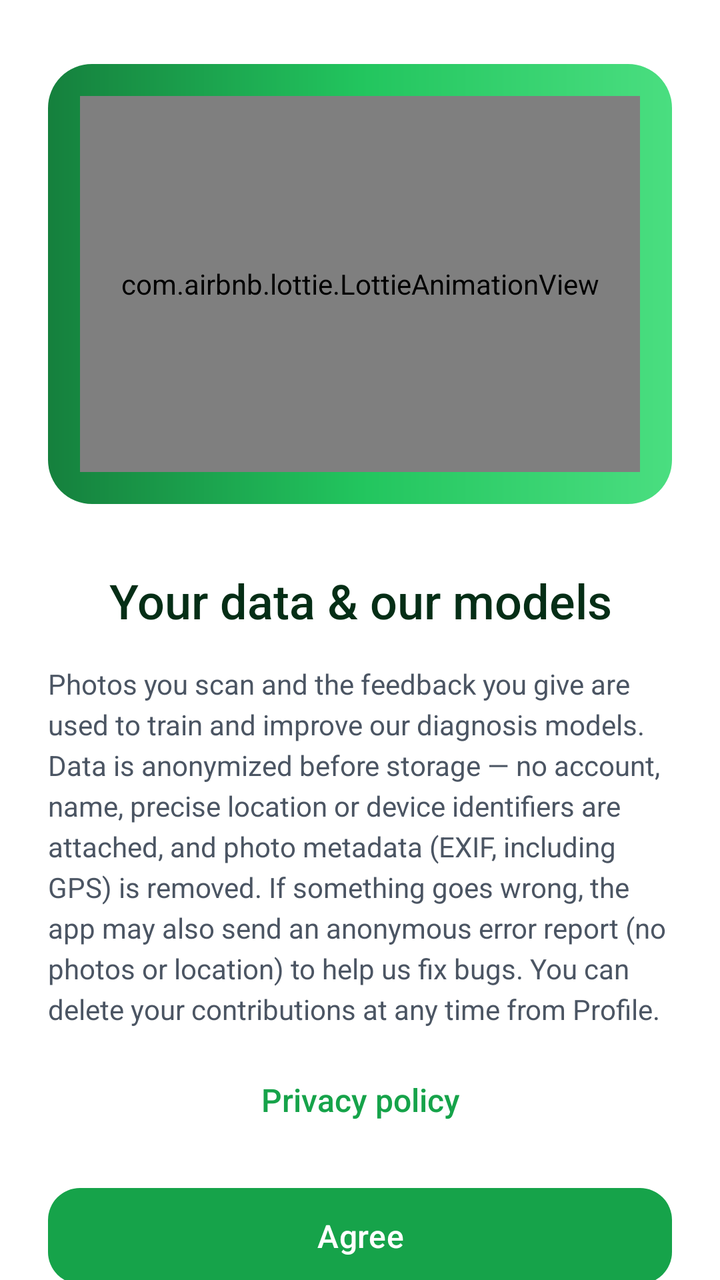
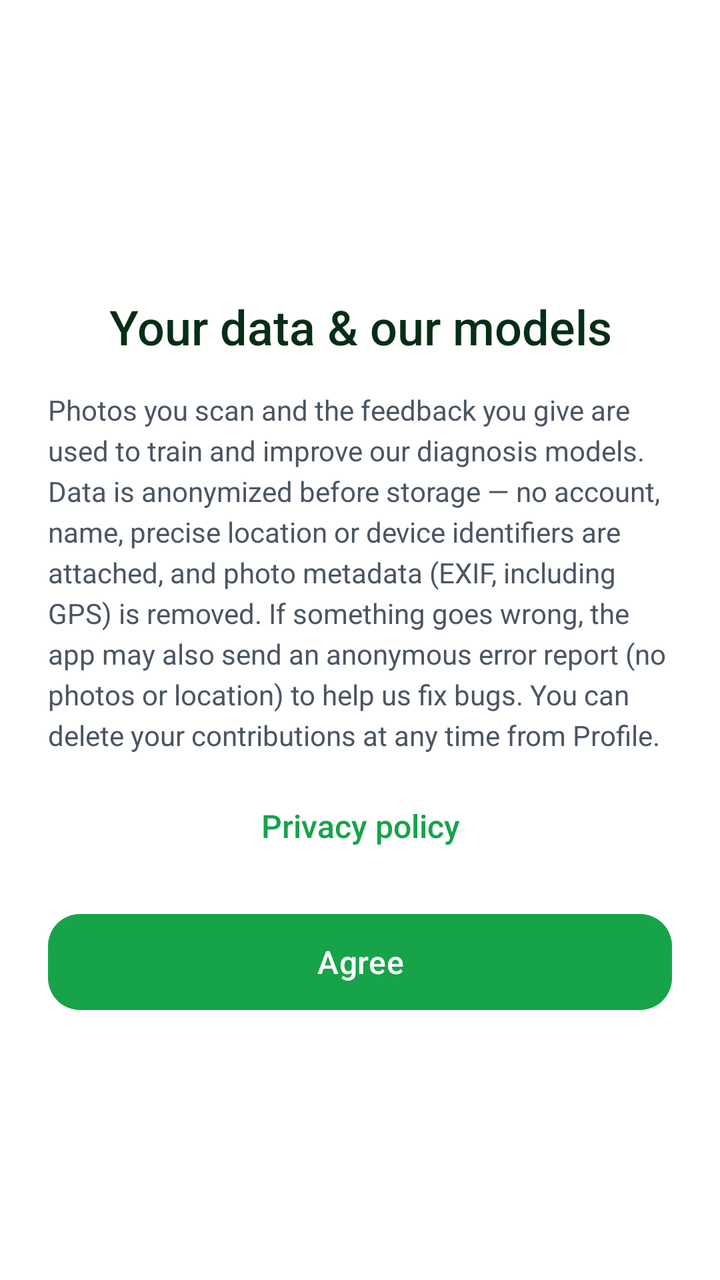

The first picture is an Android layout as it rendered before a commit; the second is the same layout after the commit. The layout source and the unified diff follow.
<!-- AndroidManifest.xml: application theme Theme.PlantDiseases -->
<!-- res/layout/activity_onboarding.xml -->
<?xml version="1.0" encoding="utf-8"?>
<ScrollView
    xmlns:android="http://schemas.android.com/apk/res/android"
    xmlns:app="http://schemas.android.com/apk/res-auto"
    android:layout_width="match_parent"
    android:layout_height="match_parent"
    android:background="@color/background"
    android:fillViewport="true"
    android:fitsSystemWindows="true"
    android:scrollbars="none">

    <LinearLayout
        android:layout_width="match_parent"
        android:layout_height="wrap_content"
        android:gravity="center_horizontal"
        android:orientation="vertical"
        android:paddingHorizontal="@dimen/space_2xl"
        android:paddingTop="@dimen/space_3xl"
        android:paddingBottom="@dimen/space_4xl">

        
        <FrameLayout
            android:layout_width="match_parent"
            android:layout_height="220dp"
            android:background="@drawable/bg_hero_card"
            android:elevation="@dimen/glass_elevation_soft"
            android:padding="@dimen/space_lg">

            <com.airbnb.lottie.LottieAnimationView
                android:id="@+id/consent_animation"
                android:layout_width="match_parent"
                android:layout_height="match_parent"
                android:importantForAccessibility="no"
                app:lottie_autoPlay="true"
                app:lottie_loop="true"
                app:lottie_rawRes="@raw/onboarding_diagnose" />

        </FrameLayout>

        <TextView
            android:id="@+id/consent_title"
            android:layout_width="match_parent"
            android:layout_height="wrap_content"
            android:layout_marginTop="@dimen/space_3xl"
            android:accessibilityHeading="true"
            android:fontFamily="sans-serif-medium"
            android:gravity="center"
            android:text="@string/consent_title"
            android:textColor="@color/on_surface"
            android:textSize="@dimen/text_headline" />

        <TextView
            android:id="@+id/consent_body"
            android:layout_width="match_parent"
            android:layout_height="wrap_content"
            android:layout_marginTop="@dimen/space_lg"
            android:lineSpacingExtra="4dp"
            android:text="@string/consent_body"
            android:textColor="@color/on_surface_secondary"
            android:textSize="@dimen/text_body" />

        <TextView
            android:id="@+id/consent_privacy_link"
            android:layout_width="wrap_content"
            android:layout_height="48dp"
            android:layout_marginTop="@dimen/space_md"
            android:clickable="true"
            android:focusable="true"
            android:fontFamily="sans-serif-medium"
            android:gravity="center"
            android:paddingHorizontal="@dimen/space_md"
            android:text="@string/consent_privacy_link"
            android:textColor="@color/primary"
            android:textSize="@dimen/text_title_sm" />

        <com.google.android.material.button.MaterialButton
            android:id="@+id/consent_agree"
            android:layout_width="match_parent"
            android:layout_height="56dp"
            android:layout_marginTop="@dimen/space_lg"
            android:text="@string/consent_agree"
            android:textSize="@dimen/text_title_sm"
            app:backgroundTint="@color/primary"
            app:cornerRadius="@dimen/radius_md" />

    </LinearLayout>

</ScrollView>
<!-- resources referenced by this layout -->
<resources>
  <color name="background">#FFFFFF</color>
  <color name="on_surface">#052E16</color>
  <color name="on_surface_secondary">#4B5563</color>
  <color name="primary">#16A34A</color>
  <dimen name="glass_elevation_soft">0dp</dimen>
  <dimen name="radius_md">16dp</dimen>
  <dimen name="space_2xl">24dp</dimen>
  <dimen name="space_3xl">32dp</dimen>
  <dimen name="space_4xl">40dp</dimen>
  <dimen name="space_lg">16dp</dimen>
  <dimen name="space_md">12dp</dimen>
  <dimen name="text_body">14sp</dimen>
  <dimen name="text_headline">24sp</dimen>
  <dimen name="text_title_sm">16sp</dimen>
  <!-- drawable bg_hero_card (drawable) -->
  <?xml version="1.0" encoding="utf-8"?>
  <shape xmlns:android="http://schemas.android.com/apk/res/android"
      android:shape="rectangle">
      <gradient
          android:type="linear"
          android:angle="0"
          android:startColor="@color/hero_gradient_start"
          android:centerColor="@color/hero_gradient_mid"
          android:endColor="@color/hero_gradient_end" />
      <corners android:radius="@dimen/radius_lg" />
  </shape>
  <string name="consent_agree">Agree</string>
  <string name="consent_body">Photos you scan and the feedback you give are used to train and improve our diagnosis models. Data is anonymized before storage — no account, name, precise location or device identifiers are attached, and photo metadata (EXIF, including GPS) is removed. If something goes wrong, the app may also send an anonymous error report (no photos or location) to help us fix bugs. You can delete your contributions at any time from Profile.</string>
  <string name="consent_privacy_link">Privacy policy</string>
  <string name="consent_title">Your data &amp; our models</string>
  <color name="hero_gradient_start">#15803D</color>
  <color name="hero_gradient_mid">#22C55E</color>
  <color name="hero_gradient_end">#4ADE80</color>
  <dimen name="radius_lg">22dp</dimen>
  <color name="primary_dark">#15803D</color>
  <color name="on_primary">#FFFFFF</color>
  <color name="primary_light">#DCFCE7</color>
  <color name="secondary">#4ADE80</color>
  <color name="on_secondary">#052E16</color>
  <color name="surface">#FFFFFF</color>
  <color name="surface_variant">#F0FDF4</color>
  <color name="surface_container_low">#F4FBF6</color>
  <color name="surface_container">#ECF7F0</color>
  <style name="App.FAB" parent="Widget.Material3.FloatingActionButton.Primary">
          <item name="backgroundTint">@color/primary</item>
          <item name="tint">@color/on_primary</item>
          <item name="rippleColor">@color/primary_dark</item>
          <item name="elevation">6dp</item>
          <item name="hoveredFocusedTranslationZ">8dp</item>
          <item name="pressedTranslationZ">10dp</item>
      </style>
  <style name="App.FAB.Extended" parent="Widget.Material3.ExtendedFloatingActionButton.Primary">
          <item name="backgroundTint">@color/primary</item>
          <item name="iconTint">@color/on_primary</item>
          <item name="android:textColor">@color/on_primary</item>
          <item name="rippleColor">@color/primary_dark</item>
          <item name="elevation">6dp</item>
          <item name="android:fontFamily">sans-serif-medium</item>
          <item name="android:letterSpacing">0.02</item>
      </style>
  <style name="ShapeAppearance.App.Button" parent="ShapeAppearance.Material3.Corner.Large">
          <item name="cornerSize">24dp</item>
      </style>
  <!-- unchanged entries left out for length: 2 -->
</resources>

<!-- the commit's change to res/layout/activity_onboarding.xml (unified diff, before → after) -->
@@ -12,36 +12,17 @@
     <LinearLayout
         android:layout_width="match_parent"
         android:layout_height="wrap_content"
-        android:gravity="center_horizontal"
+        android:gravity="center"
         android:orientation="vertical"
         android:paddingHorizontal="@dimen/space_2xl"
-        android:paddingTop="@dimen/space_3xl"
-        android:paddingBottom="@dimen/space_4xl">
-
-        
-        <FrameLayout
-            android:layout_width="match_parent"
-            android:layout_height="220dp"
-            android:background="@drawable/bg_hero_card"
-            android:elevation="@dimen/glass_elevation_soft"
-            android:padding="@dimen/space_lg">
-
-            <com.airbnb.lottie.LottieAnimationView
-                android:id="@+id/consent_animation"
-                android:layout_width="match_parent"
-                android:layout_height="match_parent"
-                android:importantForAccessibility="no"
-                app:lottie_autoPlay="true"
-                app:lottie_loop="true"
-                app:lottie_rawRes="@raw/onboarding_diagnose" />
-
-        </FrameLayout>
+        android:paddingTop="@dimen/space_lg"
+        android:paddingBottom="@dimen/space_lg">
 
         <TextView
             android:id="@+id/consent_title"
             android:layout_width="match_parent"
             android:layout_height="wrap_content"
-            android:layout_marginTop="@dimen/space_3xl"
+            android:layout_marginTop="@dimen/space_lg"
             android:accessibilityHeading="true"
             android:fontFamily="sans-serif-medium"
             android:gravity="center"
<!-- resource entries referenced after the edit -->
@@ -4,36 +4,17 @@
   <color name="on_surface">#052E16</color>
   <color name="on_surface_secondary">#4B5563</color>
   <color name="primary">#16A34A</color>
-  <dimen name="glass_elevation_soft">0dp</dimen>
   <dimen name="radius_md">16dp</dimen>
   <dimen name="space_2xl">24dp</dimen>
-  <dimen name="space_3xl">32dp</dimen>
-  <dimen name="space_4xl">40dp</dimen>
   <dimen name="space_lg">16dp</dimen>
   <dimen name="space_md">12dp</dimen>
   <dimen name="text_body">14sp</dimen>
   <dimen name="text_headline">24sp</dimen>
   <dimen name="text_title_sm">16sp</dimen>
-  <!-- drawable bg_hero_card (drawable) -->
-  <?xml version="1.0" encoding="utf-8"?>
-  <shape xmlns:android="http://schemas.android.com/apk/res/android"
-      android:shape="rectangle">
-      <gradient
-          android:type="linear"
-          android:angle="0"
-          android:startColor="@color/hero_gradient_start"
-          android:centerColor="@color/hero_gradient_mid"
-          android:endColor="@color/hero_gradient_end" />
-      <corners android:radius="@dimen/radius_lg" />
-  </shape>
   <string name="consent_agree">Agree</string>
   <string name="consent_body">Photos you scan and the feedback you give are used to train and improve our diagnosis models. Data is anonymized before storage — no account, name, precise location or device identifiers are attached, and photo metadata (EXIF, including GPS) is removed. If something goes wrong, the app may also send an anonymous error report (no photos or location) to help us fix bugs. You can delete your contributions at any time from Profile.</string>
   <string name="consent_privacy_link">Privacy policy</string>
   <string name="consent_title">Your data &amp; our models</string>
-  <color name="hero_gradient_start">#15803D</color>
-  <color name="hero_gradient_mid">#22C55E</color>
-  <color name="hero_gradient_end">#4ADE80</color>
-  <dimen name="radius_lg">22dp</dimen>
   <color name="primary_dark">#15803D</color>
   <color name="on_primary">#FFFFFF</color>
   <color name="primary_light">#DCFCE7</color>
